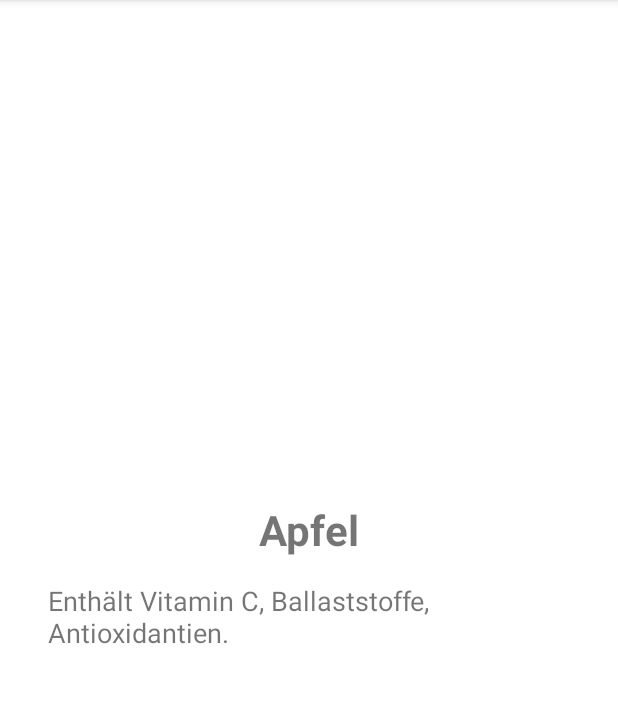
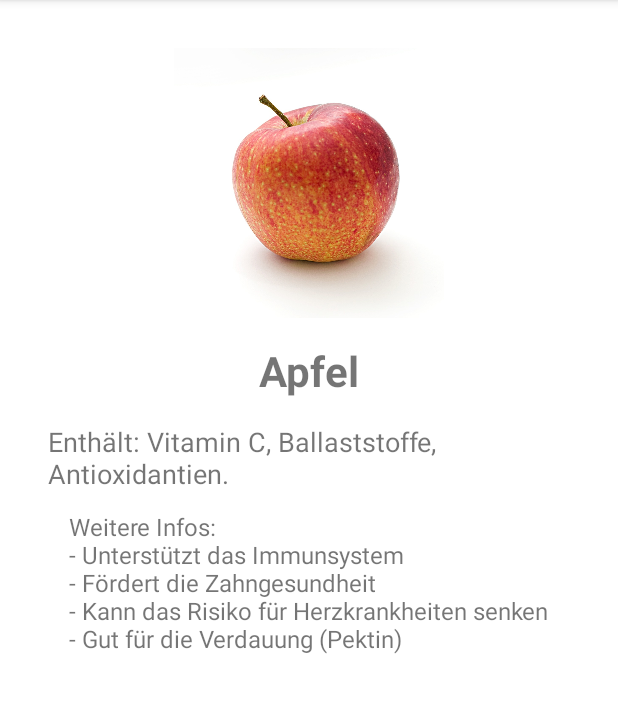
Before and after one commit to Ksarwat/GesundheitsManager-App-repo, an Android app: the fragment ApfelFragment shown on its own in the app's theme, on a phone screen of 412 x 824 dp, the part 84-797 px from its top. Run offline under Robolectric (Android 15) with nearby library versions, the phone set to English and light mode, and no system bars.

Commit message:
Ernaeheruns mit Bilder

```diff
--- a/app/src/main/res/layout/fragment_apfel.xml
+++ b/app/src/main/res/layout/fragment_apfel.xml
@@ -1,10 +1,19 @@
 <?xml version="1.0" encoding="utf-8"?>
-<LinearLayout xmlns:android="http://schemas.android.com/apk/res/android"
+<ScrollView xmlns:android="http://schemas.android.com/apk/res/android"
     android:layout_width="match_parent"
-    android:layout_height="match_parent"
+    android:layout_height="match_parent">
+    <LinearLayout
+        android:layout_width="match_parent"
+        android:layout_height="wrap_content"
         android:orientation="vertical"
         android:gravity="center"
         android:padding="32dp">
+        <ImageView
+            android:layout_width="180dp"
+            android:layout_height="180dp"
+            android:src="@drawable/apfel"
+            android:contentDescription="Apfel Bild"
+            android:layout_marginBottom="16dp"/>
         <TextView
             android:layout_width="wrap_content"
             android:layout_height="wrap_content"
@@ -15,6 +24,13 @@
         <TextView
             android:layout_width="wrap_content"
             android:layout_height="wrap_content"
-        android:text="Enthält Vitamin C, Ballaststoffe, Antioxidantien."
-        android:textSize="18sp"/>
+            android:text="Enthält: Vitamin C, Ballaststoffe, Antioxidantien."
+            android:textSize="18sp"
+            android:layout_marginBottom="12dp"/>
+        <TextView
+            android:layout_width="wrap_content"
+            android:layout_height="wrap_content"
+            android:text="Weitere Infos:\n- Unterstützt das Immunsystem\n- Fördert die Zahngesundheit\n- Kann das Risiko für Herzkrankheiten senken\n- Gut für die Verdauung (Pektin)"
+            android:textSize="16sp"/>
     </LinearLayout>
+</ScrollView>
```
Also changed, not shown: app/src/main/res/layout/fragment_banane.xml (+20 -4 lines), app/src/main/res/layout/fragment_erdbeere.xml (+20 -4 lines), app/src/main/res/layout/fragment_orange.xml (+20 -4 lines), app/src/main/res/layout/fragment_wassermelone.xml (+20 -4 lines), app/src/main/res/drawable/apfel.jpeg (added), app/src/main/res/drawable/banane.jpg (added), app/src/main/res/drawable/erdbeere.jpg (added), app/src/main/res/drawable/orange.jpg (added), app/src/main/res/drawable/wassermelone.jpg (added). Lines whose indentation alone changed are shown as unchanged.
